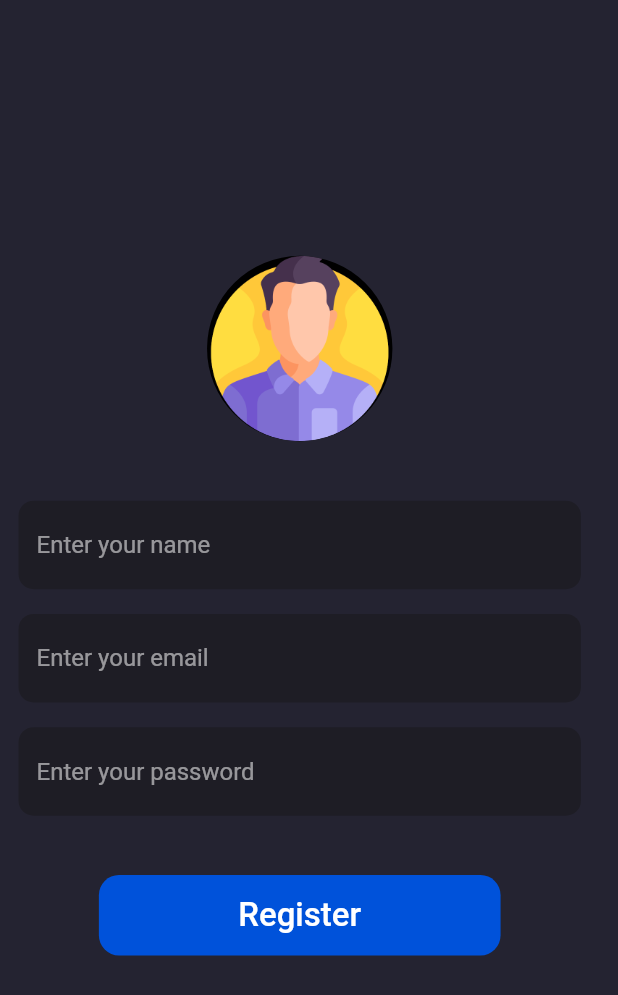
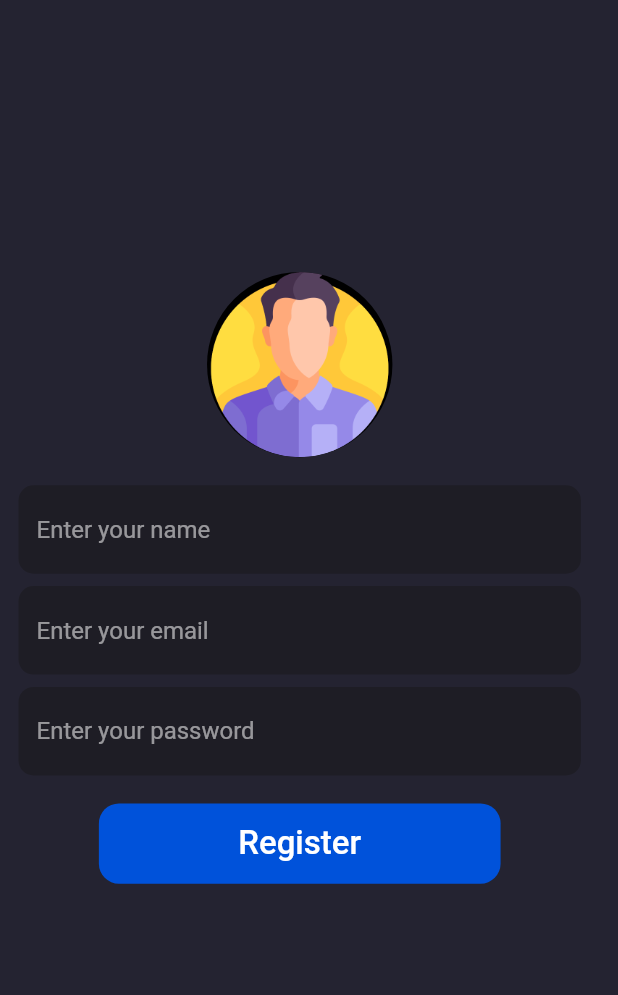
Before and after one commit to LHSang6403/real-time-chatify, a Flutter app: the screen it shows after launch, after a tap on "Login", after a tap on "Don have an account?", on a phone screen of 412 x 824 dp. Shown: the top 995 px of the screen. Run offline on Flutter 3.47's test engine with Material 2 defaults, Android fonts, the phone set to English and light mode, and no system bars; our stand-ins replace cloud_firestore, connectivity_plus, file_picker, firebase_auth, firebase_core, firebase_storage and 5 more; accounts and stored records are empty.

Commit message:
final commit

```diff
--- a/lib/pages/informartion_page/view/information_page.dart
+++ b/lib/pages/informartion_page/view/information_page.dart
@@ -16,7 +16,7 @@ class InformationPage extends StatelessWidget {
 
   InformationModel informationModel = InformationModel(
       "Real time Chatify",
-      "Version 0.0.4",
+      "Version 0.1.4",
       "assets/images/app_logo.png",
       "Sang Le",
       "assets/images/unknown_him.png",
--- a/lib/pages/login_page/view/login_page.dart
+++ b/lib/pages/login_page/view/login_page.dart
@@ -3,7 +3,6 @@ import 'package:get_it/get_it.dart';
 import 'package:provider/provider.dart';
 import 'package:real_time_chatify/pages/login_page/model/login_page_model.dart';
 import 'package:real_time_chatify/pages/login_page/viewModel/authentication_provider.dart';
-import 'package:real_time_chatify/pages/login_page/viewModel/login_page_controller.dart';
 import 'package:real_time_chatify/services/navigation_service.dart';
 import 'package:real_time_chatify/widgets/custom_input_fields.dart';
 import 'package:real_time_chatify/widgets/rounded_button.dart';
@@ -21,7 +20,6 @@ class _LoginPageState extends State<LoginPage> {
   late NavigationService nav;
 
   late LoginPageModel loginPageModel;
-  late LoginPageController loginPageController;
 
   @override
   void initState() {
@@ -31,7 +29,6 @@ class _LoginPageState extends State<LoginPage> {
   @override
   Widget build(BuildContext context) {
     loginPageModel = LoginPageModel();
-    loginPageController = LoginPageController();
     height = MediaQuery.of(context).size.height;
     width = MediaQuery.of(context).size.width;
     auth = Provider.of<AuthenticationProvider>(context);
@@ -57,7 +54,7 @@ class _LoginPageState extends State<LoginPage> {
               SizedBox(height: height * 0.04),
               loginForm(),
               SizedBox(height: height * 0.04),
-              buttonLogin(),
+              //buttonLogin(),
               SizedBox(height: height * 0.04),
               registerAccountLink(),
             ],
@@ -80,9 +77,9 @@ class _LoginPageState extends State<LoginPage> {
 
   Widget loginForm() {
     return SizedBox(
-      height: height * 0.2,
+      height: height * 0.25,
       child: Form(
-          key: loginPageController.loginFormKey,
+          //key: loginPageController.loginFormKey,
           child: Column(
         mainAxisAlignment: MainAxisAlignment.spaceBetween,
         crossAxisAlignment: CrossAxisAlignment.center,
@@ -104,23 +101,28 @@ class _LoginPageState extends State<LoginPage> {
             hintText: 'Password',
             obscureText: true,
           ),
+          buttonLogin(context)
         ],
       )),
     );
   }
 
-  Widget buttonLogin() {
+  Widget buttonLogin(BuildContext context) {
+    return Builder(
+      builder: (context) {
         return RoundedButton(
             buttonName: "Login",
             height: height * 0.055,
             width: width * 0.4,
             onPressed: () {
-          if (loginPageController.loginFormKey.currentState!.validate()) {
-            loginPageController.loginFormKey.currentState!.save();
+              if (Form.of(context).validate()) {
+                Form.of(context).save();
                 auth.loginUsingEmailAndPassword(
                     loginPageModel.email!, loginPageModel.password!);
               }
             });
+      },
+    );
   }
 
   Widget registerAccountLink() {
--- a/lib/pages/login_page/viewModel/authentication_provider.dart
+++ b/lib/pages/login_page/viewModel/authentication_provider.dart
@@ -40,7 +40,7 @@ class AuthenticationProvider extends ChangeNotifier {
             "imgUrl": user.photoURL,
           },
         );
-        navigationService.route('/main');
+        navigationService.removeAndRoute('/main');
         print('Logged in');
       } else {
         print('Not logged in');
@@ -62,10 +62,9 @@ class AuthenticationProvider extends ChangeNotifier {
     }
   }
 
-  Future<void> loginUsingEmailAndPassword(
-      String _email, String _password) async {
+  Future<void> loginUsingEmailAndPassword(String email, String password) async {
     try {
-      await auth.signInWithEmailAndPassword(email: _email, password: _password);
+      await auth.signInWithEmailAndPassword(email: email, password: password);
     } on FirebaseAuthException {
       print('Failed to sign in Firebase with Email & Password');
     } catch (e) {
--- a/lib/pages/login_page/viewModel/login_page_controller.dart
+++ /dev/null
@@ -1,6 +0,0 @@
-import 'package:flutter/material.dart';
-
-class LoginPageController {
-  final loginFormKey = GlobalKey<FormState>();
-  LoginPageController();
-}
--- a/lib/pages/register_page/view/register_page.dart
+++ b/lib/pages/register_page/view/register_page.dart
@@ -54,18 +54,11 @@ class _RegisterPageState extends State<RegisterPage> {
           width: width * 0.97,
           child: Column(
             mainAxisSize: MainAxisSize.max,
-            mainAxisAlignment: MainAxisAlignment.center,
-            crossAxisAlignment: CrossAxisAlignment.center,
             children: [
+              SizedBox(height: height * 0.2),
               profileImageField(),
-              SizedBox(
-                height: height * 0.0005,
-              ),
               registerForm(),
-              SizedBox(
-                height: height * 0.0005,
-              ),
-              registerButton(),
+              registerButton(context),
             ],
           ),
         ),
@@ -81,21 +74,23 @@ class _RegisterPageState extends State<RegisterPage> {
         });
       },
       child: () {
-        return Obx(() => AssetRoundedImage(
+        return Obx(
+          () => AssetRoundedImage(
               profileImage: registerPageController.getProfileImage(),
-            imageSize: height * 0.15));
+              imageSize: height * 0.15),
+        );
       }(),
     );
   }
 
   Widget registerForm() {
     return SizedBox(
-      height: height * 0.35,
+      height: height * 0.28,
       child: Form(
-          key: registerPageController.registerPageModel.registerFormKey,
+          //key: registerPageController.registerPageModel.registerFormKey,
           child: Column(
-            mainAxisSize: MainAxisSize.max,
         mainAxisAlignment: MainAxisAlignment.center,
+        crossAxisAlignment: CrossAxisAlignment.center,
         children: [
           CustomTextField(
             onSaved: (value) {
@@ -106,7 +101,7 @@ class _RegisterPageState extends State<RegisterPage> {
             obscureText: false,
           ),
           SizedBox(
-                height: height * 0.02,
+            height: height * 0.01,
           ),
           CustomTextField(
             onSaved: (value) {
@@ -117,7 +112,7 @@ class _RegisterPageState extends State<RegisterPage> {
             obscureText: false,
           ),
           SizedBox(
-                height: height * 0.02,
+            height: height * 0.01,
           ),
           CustomTextField(
             onSaved: (value) {
@@ -132,18 +127,15 @@ class _RegisterPageState extends State<RegisterPage> {
     );
   }
 
-  Widget registerButton() {
+  Widget registerButton(BuildContext context) {
+    return Builder(builder: (context) {
       return RoundedButton(
           buttonName: 'Register',
           height: height * 0.065,
           width: width * 0.65,
           onPressed: () async {
-          if (registerPageController
-              .registerPageModel.registerFormKey.currentState!
-              .validate()) {
-            registerPageController
-                .registerPageModel.registerFormKey.currentState!
-                .save();
+            if (Form.of(context).validate()) {
+              Form.of(context).save();
 
               String? userId = await authService.registerUser(
                   registerPageController.getEmail(),
@@ -159,8 +151,9 @@ class _RegisterPageState extends State<RegisterPage> {
               await authService.loginUsingEmailAndPassword(
                   registerPageController.getEmail(),
                   registerPageController.getPassword());
-            //navigationService.removeAndRoute("/login");
+              navigationService.removeAndRoute("/login");
             }
+          });
     });
   }
 }
```
Also changed, not shown: lib/widgets/custom_chat_tile.dart (+4 -9 lines). Lines whose indentation alone changed are shown as unchanged.
